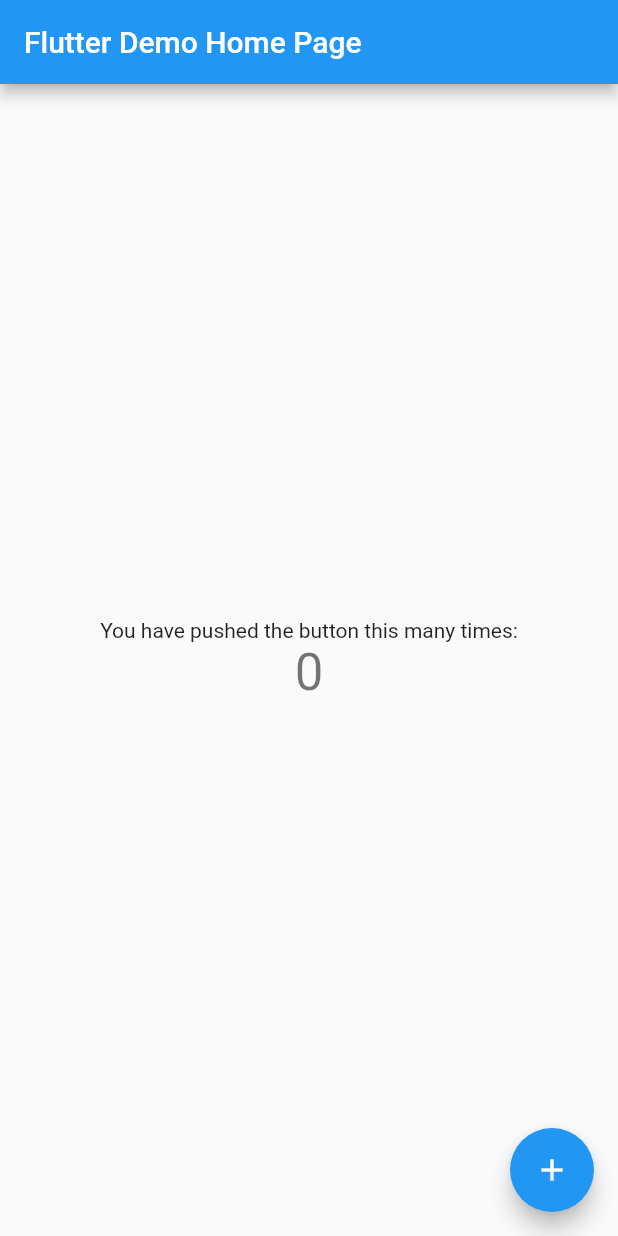
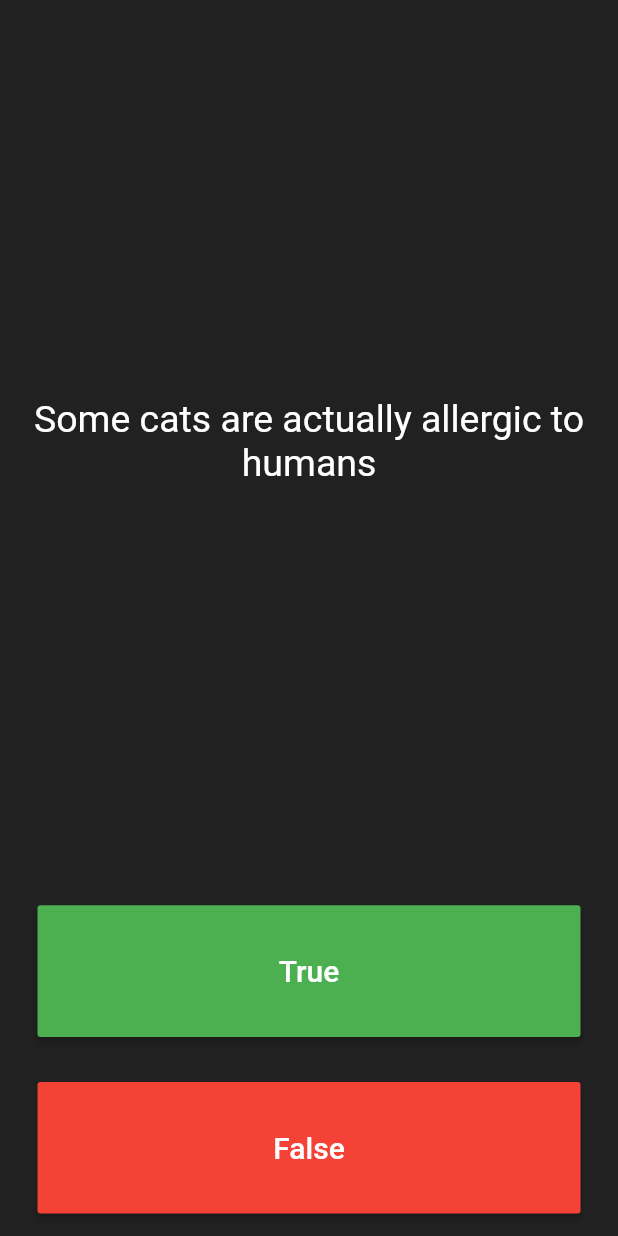
Before and after one commit to zahraakbari1234/flutterclassrepo, a Flutter app: the screen it shows after launch, on a phone screen of 412 x 824 dp. Run offline on Flutter 3.47's test engine with Material 2 defaults, Android fonts, the phone set to English and light mode, and no system bars; our stand-ins replace audioplayers.

```diff
--- a/quiz/lib/main.dart
+++ b/quiz/lib/main.dart
@@ -1,115 +1,118 @@
 import 'package:flutter/material.dart';
+import 'package:quiz/question_helper.dart';
+
 
 void main() {
-  runApp(const MyApp());
+  runApp(const Quiz());
 }
 
-class MyApp extends StatelessWidget {
-  const MyApp({super.key});
+class Quiz extends StatelessWidget {
+  const Quiz({Key? key}) : super(key: key);
 
-  // This widget is the root of your application.
   @override
   Widget build(BuildContext context) {
     return MaterialApp(
-      title: 'Flutter Demo',
-      theme: ThemeData(
-        // This is the theme of your application.
-        //
-        // Try running your application with "flutter run". You'll see the
-        // application has a blue toolbar. Then, without quitting the app, try
-        // changing the primarySwatch below to Colors.green and then invoke
-        // "hot reload" (press "r" in the console where you ran "flutter run",
-        // or simply save your changes to "hot reload" in a Flutter IDE).
-        // Notice that the counter didn't reset back to zero; the application
-        // is not restarted.
-        primarySwatch: Colors.blue,
+      debugShowCheckedModeBanner: false,
+      home: Scaffold(
+        backgroundColor: Colors.grey.shade900,
+        body: const Padding(
+          padding: EdgeInsets.symmetric(horizontal: 10.0),
+          child: SafeArea(
+            child: QuizPage(),
           ),
-      home: const MyHomePage(title: 'Flutter Demo Home Page'),
+        ),
+      ),
     );
   }
 }
 
-class MyHomePage extends StatefulWidget {
-  const MyHomePage({super.key, required this.title});
-
-  // This widget is the home page of your application. It is stateful, meaning
-  // that it has a State object (defined below) that contains fields that affect
-  // how it looks.
-
-  // This class is the configuration for the state. It holds the values (in this
-  // case the title) provided by the parent (in this case the App widget) and
-  // used by the build method of the State. Fields in a Widget subclass are
-  // always marked "final".
-
-  final String title;
+class QuizPage extends StatefulWidget {
+  const QuizPage({Key? key}) : super(key: key);
 
   @override
-  State<MyHomePage> createState() => _MyHomePageState();
+  State<QuizPage> createState() => _QuizPageState();
 }
 
-class _MyHomePageState extends State<MyHomePage> {
-  int _counter = 0;
+class _QuizPageState extends State<QuizPage> {
+  List <Widget> scoreKeeper = [];
+  bool permitCheckAnswer = true ;
+  QuestionHelper helper = QuestionHelper();
 
-  void _incrementCounter() {
+  void checkAnswer(bool userPickedAnswer) {
+    bool correctAnswer = helper.getQuestionAnswer();
     setState(() {
-      // This call to setState tells the Flutter framework that something has
-      // changed in this State, which causes it to rerun the build method below
-      // so that the display can reflect the updated values. If we changed
-      // _counter without calling setState(), then the build method would not be
-      // called again, and so nothing would appear to happen.
-      _counter++;
+      if(permitCheckAnswer == true ){
+        if (correctAnswer == userPickedAnswer) {
+          scoreKeeper.add(Icon(Icons.check, color: Colors.green,));
+        }
+        else {
+          scoreKeeper.add(Icon(Icons.close, color: Colors.red,));
+        }
+      }
+       permitCheckAnswer = helper.nextQuestion();
     });
   }
 
     @override
     Widget build(BuildContext context) {
-    // This method is rerun every time setState is called, for instance as done
-    // by the _incrementCounter method above.
-    //
-    // The Flutter framework has been optimized to make rerunning build methods
-    // fast, so that you can just rebuild anything that needs updating rather
-    // than having to individually change instances of widgets.
-    return Scaffold(
-      appBar: AppBar(
-        // Here we take the value from the MyHomePage object that was created by
-        // the App.build method, and use it to set our appbar title.
-        title: Text(widget.title),
+      return Column(
+        mainAxisAlignment: MainAxisAlignment.spaceBetween,
+        crossAxisAlignment: CrossAxisAlignment.stretch,
+        children: [
+          Expanded(
+            flex: 5,
+            child: Padding(
+              padding: const EdgeInsets.all(10.0),
+              child: Center(
+                child: Text(
+                  helper.getQuestionText(),
+                  textAlign: TextAlign.center,
+                  style: const TextStyle(
+                    fontSize: 25,
+                    color: Colors.white,
                   ),
-      body: Center(
-        // Center is a layout widget. It takes a single child and positions it
-        // in the middle of the parent.
-        child: Column(
-          // Column is also a layout widget. It takes a list of children and
-          // arranges them vertically. By default, it sizes itself to fit its
-          // children horizontally, and tries to be as tall as its parent.
-          //
-          // Invoke "debug painting" (press "p" in the console, choose the
-          // "Toggle Debug Paint" action from the Flutter Inspector in Android
-          // Studio, or the "Toggle Debug Paint" command in Visual Studio Code)
-          // to see the wireframe for each widget.
-          //
-          // Column has various properties to control how it sizes itself and
-          // how it positions its children. Here we use mainAxisAlignment to
-          // center the children vertically; the main axis here is the vertical
-          // axis because Columns are vertical (the cross axis would be
-          // horizontal).
-          mainAxisAlignment: MainAxisAlignment.center,
-          children: <Widget>[
-            const Text(
-              'You have pushed the button this many times:',
                 ),
-            Text(
-              '$_counter',
-              style: Theme.of(context).textTheme.headline4,
+              ),
+            ),
+          ),
+          Expanded(
+            child: Padding(
+              padding: const EdgeInsets.all(15.0),
+              child: MaterialButton(
+                color: Colors.green,
+                onPressed: () {
+                  setState(() {
+                    checkAnswer(true);
+                  });
+                },
+                child: const Text(
+                  'True',
+                  style: TextStyle(fontSize: 20, color: Colors.white),
+                ),
+              ),
+            ),
+          ),
+          Expanded(
+            child: Padding(
+              padding: const EdgeInsets.all(15.0),
+              child: MaterialButton(
+                color: Colors.red,
+                onPressed: () {
+                  setState(() {
+                    checkAnswer(false);
+                  });
+                },
+                child: const Text(
+                  'False',
+                  style: TextStyle(fontSize: 20, color: Colors.white),
+                ),
+              ),
+            ),
+          ),
+          Row(
+            children: scoreKeeper,
           ),
         ],
-        ),
-      ),
-      floatingActionButton: FloatingActionButton(
-        onPressed: _incrementCounter,
-        tooltip: 'Increment',
-        child: const Icon(Icons.add),
-      ), // This trailing comma makes auto-formatting nicer for build methods.
       );
     }
   }
--- /dev/null
+++ b/quiz/lib/question_helper.dart
@@ -0,0 +1,64 @@
+import 'package:quiz/questions.dart';
+
+class QuestionHelper {
+
+  int _question_number = 0;
+
+  final List<Questions> _questionBank = [
+    Questions(questionDetail: 'Some cats are actually allergic to humans',
+        questionAnswer: true),
+    Questions(
+        questionDetail: 'You can lead a cow down stairs but not up stairs.',
+        questionAnswer: false),
+    Questions(
+        questionDetail: 'Approximately one quarter of human bones are in the feet.',
+        questionAnswer: true),
+    Questions(
+        questionDetail: 'A slug\'s blood is green.', questionAnswer: true),
+    Questions(
+        questionDetail: 'Buzz Aldrin\'s mother\'s maiden name was \"Moon\".',
+        questionAnswer: true),
+    Questions(questionDetail: 'It is illegal to pee in the Ocean in Portugal.',
+        questionAnswer: true),
+    Questions(
+        questionDetail: 'No piece of square dry paper can be folded in half more than 7 times.',
+        questionAnswer: false),
+    Questions(
+        questionDetail: 'In London, UK, if you happen to die in the House of Parliament, you are technically entitled to a '
+            'state funeral, because the building is considered too sacred a place.',
+        questionAnswer: false),
+    Questions(
+        questionDetail: 'The loudest sound produced by any animal is 188 decibels. That animal is the African Elephant.',
+        questionAnswer: true),
+    Questions(
+        questionDetail: 'The total surface area of two human lungs is approximately 70 square metres.',
+        questionAnswer: true),
+    Questions(questionDetail: 'oogle was originally called \"Backrub\".',
+        questionAnswer: true),
+    Questions(
+        questionDetail: 'Chocolate affects a dog\'s heart and nervous system; a few ounces are enough to kill a small dog.',
+        questionAnswer: false),
+    Questions(
+        questionDetail: 'n West Virginia, USA, if you accidentally hit an animal with your car, you are free to take it home to eat.',
+        questionAnswer: true),
+
+  ];
+
+  bool nextQuestion(){
+    if(_question_number<_questionBank.length -1){
+      _question_number++;
+      return true;
+    }
+      return false;
+
+  }
+
+  String getQuestionText() {
+    return _questionBank[_question_number].questionDetail;
+}
+
+  bool getQuestionAnswer(){
+    return _questionBank[_question_number].questionAnswer;
+  }
+
+}
--- /dev/null
+++ b/quiz/lib/questions.dart
@@ -0,0 +1,7 @@
+class Questions {
+
+   String questionDetail;
+    bool questionAnswer;
+
+  Questions({ required this.questionDetail , required this.questionAnswer});
+}
```
Also changed, not shown: 1 other file. Lines whose indentation alone changed are shown as unchanged.
